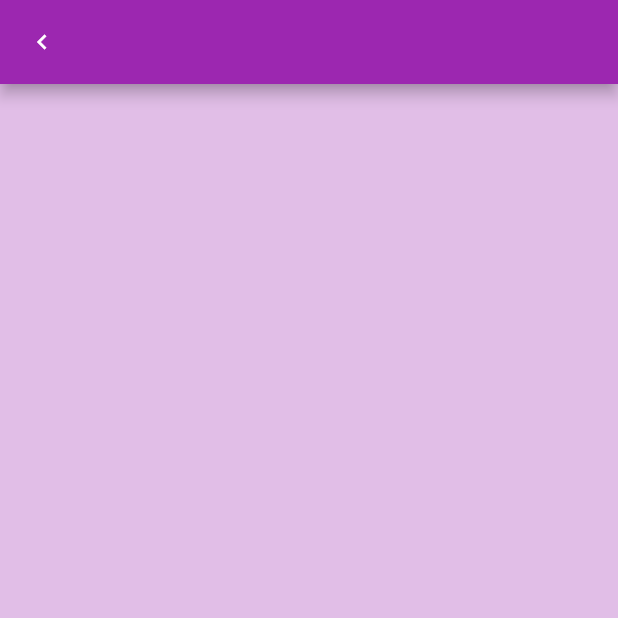
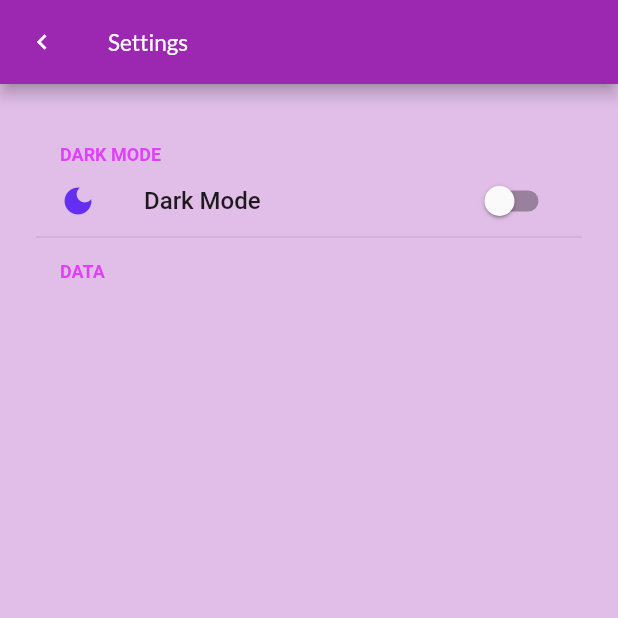
Before and after one commit to fleurblanckaert/scheduler_app, a Flutter app: the SettingsPage screen opened by its route, on a phone screen of 412 x 824 dp, the top half of it. Run offline on Flutter 3.47's test engine with Material 2 defaults, Android fonts, the phone set to English and light mode, and no system bars; drawn by our look-alikes of flutter_settings_screens; our stand-ins replace date_picker_timeline, flutter_local_notifications, flutter_staggered_animations, get, get_storage, google_fonts and 3 more; accounts and stored records are empty.

Commit message:
implement settings page

```diff
--- a/lib/app/modules/settings/page.dart
+++ b/lib/app/modules/settings/page.dart
@@ -1,6 +1,9 @@
 import 'package:flutter/material.dart';
+import 'package:flutter_settings_screens/flutter_settings_screens.dart';
 import 'package:get/get.dart';
 import 'package:scheduler_app/app/services/notification.services.dart';
+import 'package:scheduler_app/app/services/theme.services.dart';
+import 'package:scheduler_app/app/theme/app_theme.dart';
 
 class SettingsPage extends StatefulWidget {
   const SettingsPage({ Key? key }) : super(key: key);
@@ -29,6 +32,10 @@ class _SettingsPageState extends State<SettingsPage> {
       body: SafeArea(
         child: ListView(
           padding: const EdgeInsets.all(24),
+          children: [
+            _buildDarkModeGroup(),
+            _buildDataGroup(),
+          ],
         ),
       )
     );
@@ -37,6 +44,10 @@ class _SettingsPageState extends State<SettingsPage> {
   _createAppBar() {
 
     return AppBar(
+      title: Text(
+        "Settings",
+        style: titleStyle(),
+      ),
       leading: GestureDetector(
         onTap: () {
           Get.back();
@@ -49,4 +60,31 @@ class _SettingsPageState extends State<SettingsPage> {
       ),
     );
   }
+
+  _buildDarkModeGroup() {
+    return SettingsGroup(
+      title: "Dark Mode",
+      children: [
+        SwitchSettingsTile(
+          title: "Dark Mode",
+          defaultValue: Get.isDarkMode,
+          leading: const Icon(
+            Icons.dark_mode,
+            color: Color(0xFF642ef3),
+          ),
+          onChange: (_) { ThemeService().switchTheme(); },
+          settingKey: 'darkModeSetting',
+        ),
+      ]
+    );
+  }
+
+  _buildDataGroup() {
+    return SettingsGroup(
+      title: "Data",
+      children: [
+        Container(),
+      ],
+    );
+  }
 }
--- a/lib/main.dart
+++ b/lib/main.dart
@@ -1,4 +1,5 @@
 import 'package:flutter/material.dart';
+import 'package:flutter_settings_screens/flutter_settings_screens.dart';
 import 'package:get/get.dart';
 import 'package:get_storage/get_storage.dart';
 import 'package:scheduler_app/app/data/providers/db_provider.dart';
@@ -10,6 +11,7 @@ Future<void> main() async {
   WidgetsFlutterBinding.ensureInitialized();
   await DBProvider.initDb();
   await GetStorage.init();
+  await Settings.init();
   runApp(GetMaterialApp(
     debugShowCheckedModeBanner: false,
     initialRoute: Routes.INITIAL,
--- a/pubspec.yaml
+++ b/pubspec.yaml
@@ -44,6 +44,7 @@ dependencies:
   sqflite: ^2.0.1
   flutter_staggered_animations: ^1.0.0
   syncfusion_flutter_calendar: ^19.4.38
+  flutter_settings_screens: ^0.2.2+1
 
 dev_dependencies:
   flutter_test:
```
Also changed, not shown: pubspec.lock.
